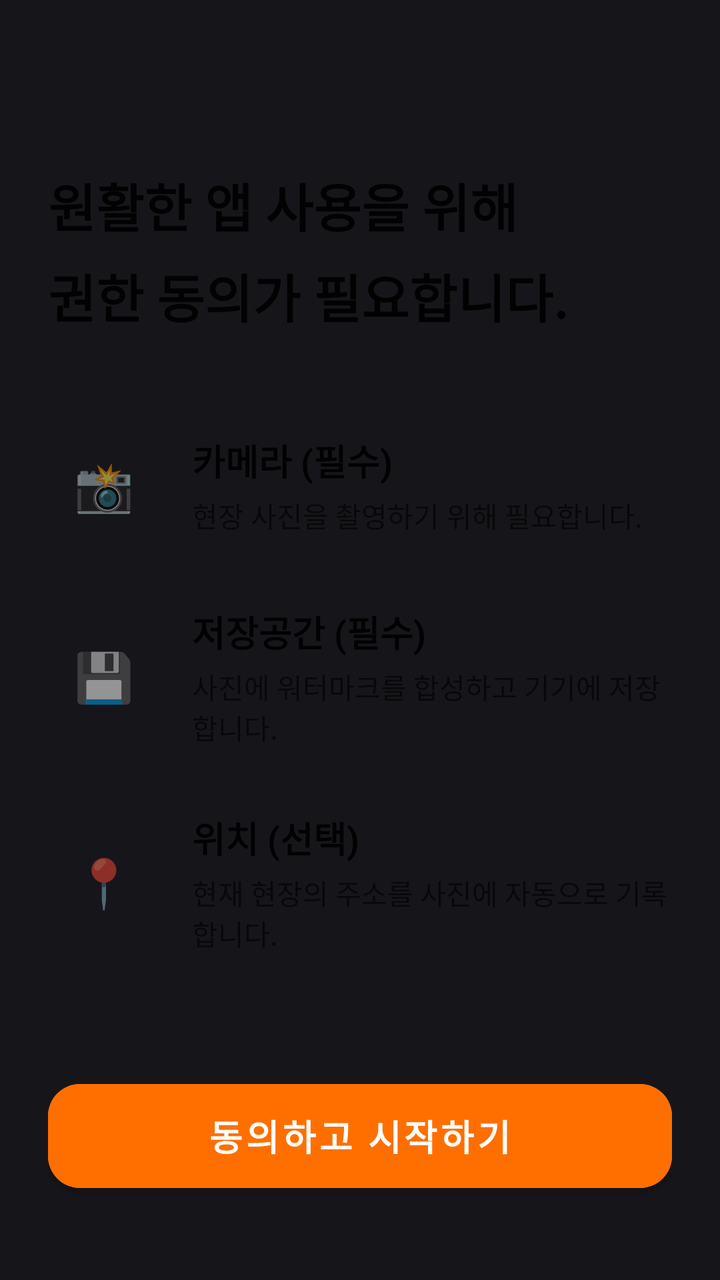
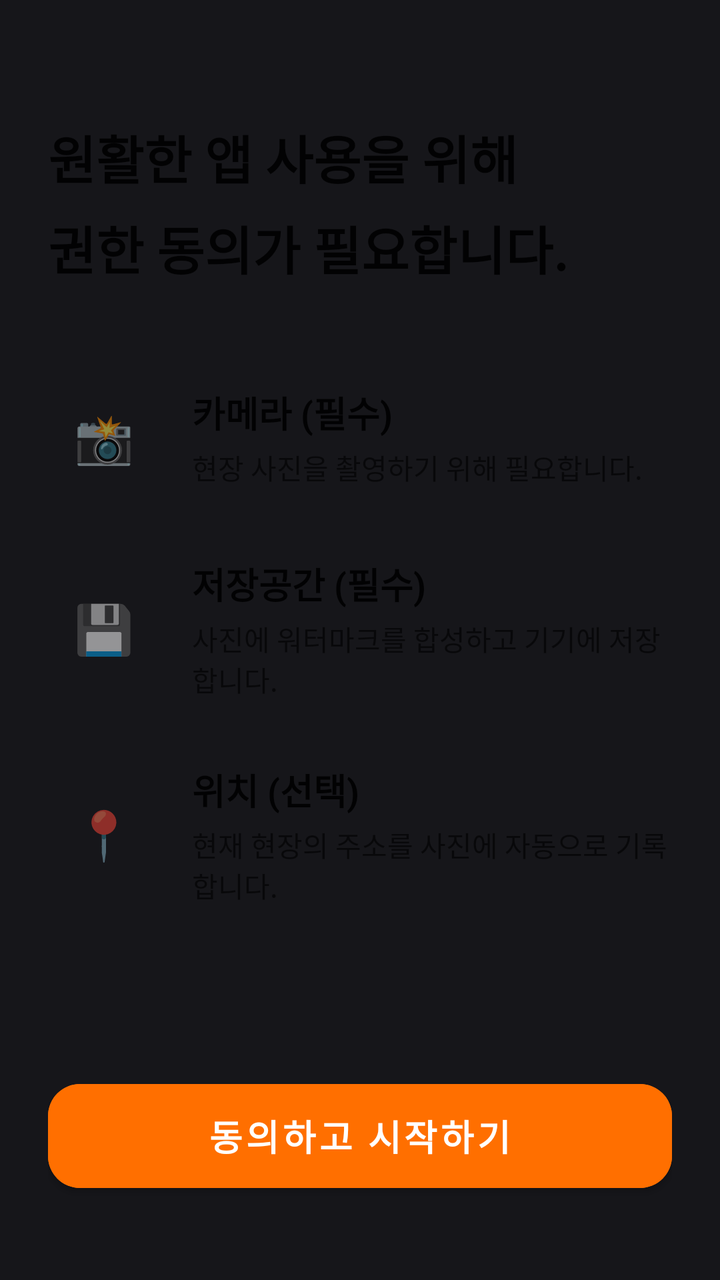

An Android layout rendered at two revisions. The XML below is the earlier revision; the diff shows what the commit changed to produce the second picture.
<!-- AndroidManifest.xml: application theme Theme.Siteboard -->
<!-- res/layout/activity_permission.xml -->
<?xml version="1.0" encoding="utf-8"?>
<androidx.constraintlayout.widget.ConstraintLayout
    xmlns:android="http://schemas.android.com/apk/res/android"
    xmlns:app="http://schemas.android.com/apk/res-auto"
    android:layout_width="match_parent"
    android:layout_height="match_parent"
    android:fitsSystemWindows="true"
    android:background="?android:attr/windowBackground"
    android:padding="24dp">

    <TextView
        android:id="@+id/tvTitle"
        android:layout_width="wrap_content"
        android:layout_height="wrap_content"
        android:text="원활한 앱 사용을 위해\n권한 동의가 필요합니다."
        android:textSize="26sp"
        android:textColor="?android:attr/textColorPrimary"
        android:textStyle="bold"
        android:lineSpacingExtra="8dp"
        app:layout_constraintTop_toTopOf="parent"
        app:layout_constraintStart_toStartOf="parent"
        android:layout_marginTop="60dp"/>

    <LinearLayout
        android:layout_width="match_parent"
        android:layout_height="wrap_content"
        android:orientation="vertical"
        android:layout_marginTop="48dp"
        app:layout_constraintTop_toBottomOf="@id/tvTitle">

        <LinearLayout
            android:layout_width="match_parent"
            android:layout_height="wrap_content"
            android:orientation="horizontal"
            android:gravity="center_vertical"
            android:layout_marginBottom="32dp">
            <TextView android:layout_width="56dp" android:layout_height="56dp" android:background="?android:attr/windowBackground" android:text="📸" android:textSize="24sp" android:gravity="center" app:cornerRadius="28dp"/>
            <LinearLayout android:layout_width="match_parent" android:layout_height="wrap_content" android:orientation="vertical" android:layout_marginStart="16dp">
                <TextView android:layout_width="wrap_content" android:layout_height="wrap_content" android:text="카메라 (필수)" android:textSize="18sp" android:textStyle="bold" android:textColor="?android:attr/textColorPrimary"/>
                <TextView android:layout_width="wrap_content" android:layout_height="wrap_content" android:text="현장 사진을 촬영하기 위해 필요합니다." android:textSize="14sp" android:textColor="?android:attr/textColorSecondary" android:layout_marginTop="4dp"/>
            </LinearLayout>
        </LinearLayout>

        <LinearLayout
            android:layout_width="match_parent"
            android:layout_height="wrap_content"
            android:orientation="horizontal"
            android:gravity="center_vertical"
            android:layout_marginBottom="32dp">
            <TextView android:layout_width="56dp" android:layout_height="56dp" android:background="?android:attr/windowBackground" android:text="💾" android:textSize="24sp" android:gravity="center" app:cornerRadius="28dp"/>
            <LinearLayout android:layout_width="match_parent" android:layout_height="wrap_content" android:orientation="vertical" android:layout_marginStart="16dp">
                <TextView android:layout_width="wrap_content" android:layout_height="wrap_content" android:text="저장공간 (필수)" android:textSize="18sp" android:textStyle="bold" android:textColor="?android:attr/textColorPrimary"/>
                <TextView android:layout_width="wrap_content" android:layout_height="wrap_content" android:text="사진에 워터마크를 합성하고 기기에 저장합니다." android:textSize="14sp" android:textColor="?android:attr/textColorSecondary" android:layout_marginTop="4dp"/>
            </LinearLayout>
        </LinearLayout>

        <LinearLayout
            android:layout_width="match_parent"
            android:layout_height="wrap_content"
            android:orientation="horizontal"
            android:gravity="center_vertical">
            <TextView android:layout_width="56dp" android:layout_height="56dp" android:background="?android:attr/windowBackground" android:text="📍" android:textSize="24sp" android:gravity="center" app:cornerRadius="28dp"/>
            <LinearLayout android:layout_width="match_parent" android:layout_height="wrap_content" android:orientation="vertical" android:layout_marginStart="16dp">
                <TextView android:layout_width="wrap_content" android:layout_height="wrap_content" android:text="위치 (선택)" android:textSize="18sp" android:textStyle="bold" android:textColor="?android:attr/textColorPrimary"/>
                <TextView android:layout_width="wrap_content" android:layout_height="wrap_content" android:text="현재 현장의 주소를 사진에 자동으로 기록합니다." android:textSize="14sp" android:textColor="?android:attr/textColorSecondary" android:layout_marginTop="4dp"/>
            </LinearLayout>
        </LinearLayout>
    </LinearLayout>

    <Button
        android:id="@+id/btnAgree"
        android:layout_width="match_parent"
        android:layout_height="64dp"
        android:text="동의하고 시작하기"
        android:textSize="18sp"
        android:textStyle="bold"
        android:textColor="#FFFFFF"
        android:backgroundTint="#FF6F00"
        app:cornerRadius="16dp"
        app:layout_constraintBottom_toBottomOf="parent"
        android:layout_marginBottom="16dp"/>

</androidx.constraintlayout.widget.ConstraintLayout>
<!-- resources referenced by this layout -->
<resources>
  <style name="Theme.Siteboard" parent="Theme.MaterialComponents.DayNight.NoActionBar">
  
          <item name="colorPrimary">#FF6F00</item>
          <item name="colorPrimaryVariant">#16161A</item>
          <item name="colorOnPrimary">#FFFFFF</item>
  
          <item name="colorSecondary">#FF6F00</item>
          <item name="colorSecondaryVariant">#FF6F00</item>
          <item name="colorOnSecondary">#FFFFFF</item>
  
          <item name="colorError">#E05567</item>
  
          <item name="android:colorBackground">@color/bg_dark</item>
          <item name="colorSurface">@color/surface_dark</item>
  
          <item name="android:statusBarColor">#16161A</item>
          <item name="android:navigationBarColor">#16161A</item>
          <item name="android:windowLightStatusBar" tools:targetApi="m">false</item>
  
          <item name="android:windowSplashScreenBackground" tools:targetApi="s">#16161A</item>
          <item name="android:windowSplashScreenAnimatedIcon" tools:targetApi="s">@android:color/transparent</item>
          <item name="android:windowSplashScreenAnimationDuration" tools:targetApi="s">0</item>
      </style>
  <color name="bg_dark">#16161A</color>
  <color name="surface_dark">#1E2023</color>
</resources>

<!-- the commit's change to res/layout/activity_permission.xml (unified diff, before → after) -->
@@ -4,9 +4,9 @@
     xmlns:app="http://schemas.android.com/apk/res-auto"
     android:layout_width="match_parent"
     android:layout_height="match_parent"
-    android:fitsSystemWindows="true"
     android:background="?android:attr/windowBackground"
-    android:padding="24dp">
+    android:paddingHorizontal="24dp"
+    android:paddingBottom="24dp">
 
     <TextView
         android:id="@+id/tvTitle"
